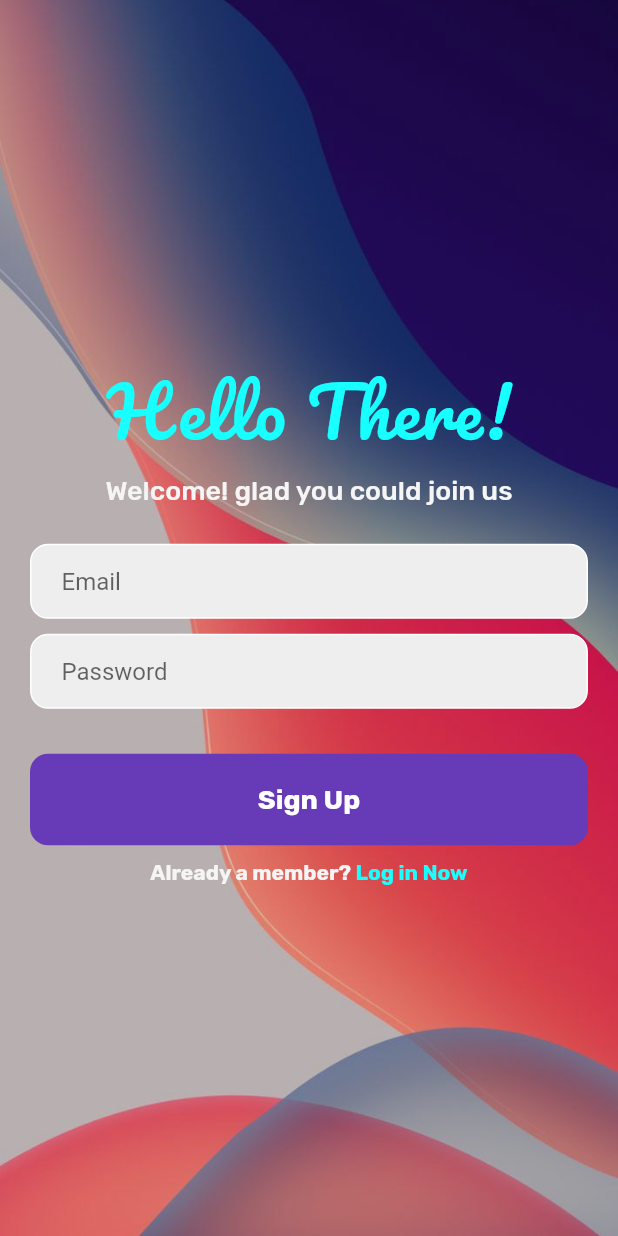
After one commit to ManavGosain02/Flutter-SignUp-Login-Firebase, a Flutter app: the screen it shows after launch, after a tap on "Register Now", on a phone screen of 412 x 824 dp. The commit adds this screen. Run offline on Flutter 3.47's test engine with Material 2 defaults, Android fonts, the phone set to English and light mode, and no system bars; our stand-ins replace firebase_auth, firebase_core, google_fonts; accounts and stored records are empty; network calls fail.

Commit message:
added register page

```diff
--- /dev/null
+++ b/lib/auth/auth_page.dart
@@ -0,0 +1,37 @@
+import 'package:flutter/material.dart';
+import 'package:login_page/pages/login_page.dart';
+
+import '../pages/register_page.dart';
+
+class AuthPage extends StatefulWidget {
+  const AuthPage({super.key});
+
+  @override
+  State<AuthPage> createState() => _AuthPageState();
+}
+
+class _AuthPageState extends State<AuthPage> {
+  //initially, show login page
+  bool showLoginPage = true;
+
+  void toggleScreens() {
+    setState(
+      () {
+        showLoginPage = !showLoginPage;
+      },
+    );
+  }
+
+  @override
+  Widget build(BuildContext context) {
+    if (showLoginPage) {
+      return LoginPage(
+        showRegisterPage: toggleScreens,
+      );
+    } else {
+      return RegisterPage(
+        showLoginPage: toggleScreens,
+      );
+    }
+  }
+}
--- a/lib/main_page.dart
+++ b/lib/auth/main_page.dart
@@ -1,8 +1,8 @@
 import 'package:firebase_auth/firebase_auth.dart';
 import 'package:flutter/material.dart';
-import 'package:login_page/login_page.dart';
 
-import 'home_page.dart';
+import '../pages/home_page.dart';
+import 'auth_page.dart';
 
 class MainPage extends StatelessWidget {
   const MainPage({super.key});
@@ -16,7 +16,7 @@ class MainPage extends StatelessWidget {
           if (snapshot.hasData) {
             return const HomePage();
           } else {
-            return const LoginPage();
+            return const AuthPage();
           }
         },
       ),
--- a/lib/main.dart
+++ b/lib/main.dart
@@ -1,5 +1,5 @@
 import 'package:flutter/material.dart';
-import 'package:login_page/main_page.dart';
+import 'package:login_page/auth/main_page.dart';
 // ignore: depend_on_referenced_packages
 import 'package:firebase_core/firebase_core.dart';
 
--- a/lib/login_page.dart
+++ b/lib/pages/login_page.dart
@@ -5,7 +5,8 @@ import 'package:flutter/material.dart';
 import 'package:google_fonts/google_fonts.dart';
 
 class LoginPage extends StatefulWidget {
-  const LoginPage({super.key});
+  final VoidCallback showRegisterPage;
+  const LoginPage({super.key, required this.showRegisterPage});
 
   @override
   State<LoginPage> createState() => _LoginPageState();
@@ -175,12 +176,15 @@ class _LoginPageState extends State<LoginPage> {
                         ),
                       ),
                     ),
-                    Text(
-                      " Register Now",
-                      style: GoogleFonts.rubik(
-                        textStyle: TextStyle(
-                          fontWeight: FontWeight.bold,
-                          color: Colors.cyanAccent,
+                    GestureDetector(
+                      onTap: widget.showRegisterPage,
+                      child: Text(
+                        " Register Now",
+                        style: GoogleFonts.rubik(
+                          textStyle: TextStyle(
+                            fontWeight: FontWeight.bold,
+                            color: Colors.cyanAccent,
+                          ),
                         ),
                       ),
                     )
--- /dev/null
+++ b/lib/pages/register_page.dart
@@ -0,0 +1,192 @@
+import 'package:flutter/material.dart';
+import 'package:google_fonts/google_fonts.dart';
+
+class RegisterPage extends StatefulWidget {
+  final VoidCallback showLoginPage;
+  const RegisterPage({super.key, required this.showLoginPage});
+
+  @override
+  State<RegisterPage> createState() => _RegisterPageState();
+}
+
+class _RegisterPageState extends State<RegisterPage> {
+  //text controllers
+  final _emailController = TextEditingController();
+  final _passwordController = TextEditingController();
+
+  @override
+  void dispose() {
+    // TODO: implement dispose
+    _emailController.dispose();
+    _passwordController.dispose();
+    super.dispose();
+  }
+
+  Future signUp() async {}
+
+  @override
+  Widget build(BuildContext context) {
+    return Scaffold(
+      backgroundColor: Colors.black,
+      body: SafeArea(
+        child: Container(
+          decoration: const BoxDecoration(
+            image: DecorationImage(
+              image: AssetImage("assets/images/bg.jpg"),
+              fit: BoxFit.cover,
+              opacity: 0.9,
+            ),
+          ),
+          child: Center(
+            child: Column(
+              mainAxisAlignment: MainAxisAlignment.center,
+              children: [
+                Text(
+                  "Hello There!",
+                  style: GoogleFonts.pacifico(
+                    textStyle: const TextStyle(
+                      fontSize: 46.0,
+                      color: Colors.cyanAccent,
+                      letterSpacing: 1.0,
+                    ),
+                  ),
+                ),
+                const SizedBox(
+                  height: 2.0,
+                ),
+                Text(
+                  "Welcome! glad you could join us",
+                  style: GoogleFonts.rubik(
+                    textStyle: TextStyle(
+                        fontSize: 18.0,
+                        fontWeight: FontWeight.w500,
+                        color: Colors.grey[100]),
+                  ),
+                ),
+                const SizedBox(
+                  height: 25,
+                ),
+
+                // email
+                Padding(
+                  padding: const EdgeInsets.symmetric(
+                    horizontal: 20.0,
+                  ),
+                  child: Container(
+                    decoration: BoxDecoration(
+                      color: Colors.grey[200],
+                      border: Border.all(color: Colors.white),
+                      borderRadius: BorderRadius.circular(12.0),
+                    ),
+                    child: Padding(
+                      padding: const EdgeInsets.only(left: 20.0),
+                      child: TextField(
+                        controller: _emailController,
+                        decoration: const InputDecoration(
+                          border: InputBorder.none,
+                          hintText: "Email",
+                        ),
+                      ),
+                    ),
+                  ),
+                ),
+
+                const SizedBox(
+                  height: 10.0,
+                ),
+
+                // password
+                Padding(
+                  padding: const EdgeInsets.symmetric(
+                    horizontal: 20.0,
+                  ),
+                  child: Container(
+                    decoration: BoxDecoration(
+                      color: Colors.grey[200],
+                      border: Border.all(color: Colors.white),
+                      borderRadius: BorderRadius.circular(12.0),
+                    ),
+                    child: Padding(
+                      padding: const EdgeInsets.only(left: 20.0),
+                      child: TextField(
+                        controller: _passwordController,
+                        obscureText: true,
+                        decoration: const InputDecoration(
+                          border: InputBorder.none,
+                          hintText: "Password",
+                        ),
+                      ),
+                    ),
+                  ),
+                ),
+
+                const SizedBox(
+                  height: 30.0,
+                ),
+
+                // sign in button
+                Padding(
+                  padding: const EdgeInsets.symmetric(horizontal: 20.0),
+                  child: GestureDetector(
+                    onTap: signUp,
+                    child: Container(
+                      padding: const EdgeInsets.all(20.0),
+                      decoration: BoxDecoration(
+                        color: Colors.deepPurple,
+                        borderRadius: BorderRadius.circular(12),
+                      ),
+                      child: Center(
+                        child: Text(
+                          "Sign Up",
+                          style: GoogleFonts.rubik(
+                            textStyle: const TextStyle(
+                              color: Colors.white,
+                              fontWeight: FontWeight.bold,
+                              fontSize: 18.0,
+                            ),
+                          ),
+                        ),
+                      ),
+                    ),
+                  ),
+                ),
+
+                const SizedBox(
+                  height: 10.0,
+                ),
+
+                Row(
+                  mainAxisAlignment: MainAxisAlignment.center,
+                  // ignore: prefer_const_literals_to_create_immutables
+                  children: [
+                    Text(
+                      "Already a member?",
+                      style: GoogleFonts.rubik(
+                        textStyle: TextStyle(
+                          fontWeight: FontWeight.bold,
+                          color: Colors.grey[100],
+                        ),
+                      ),
+                    ),
+                    GestureDetector(
+                      onTap: widget.showLoginPage,
+                      child: Text(
+                        " Log in Now",
+                        style: GoogleFonts.rubik(
+                          textStyle: const TextStyle(
+                            fontWeight: FontWeight.bold,
+                            color: Colors.cyanAccent,
+                          ),
+                        ),
+                      ),
+                    )
+                  ],
+                ),
+              ],
+            ),
+          ),
+        ),
+      ),
+    );
+  }
+}
```
Also changed, not shown: lib/pages/home_page.dart (renamed from lib/home_page.dart).
